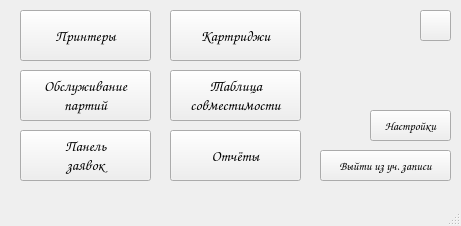
The window that mainwindow.ui (pavel9609/CatridgeHeaven) describes before a commit, drawn with Qt 5.
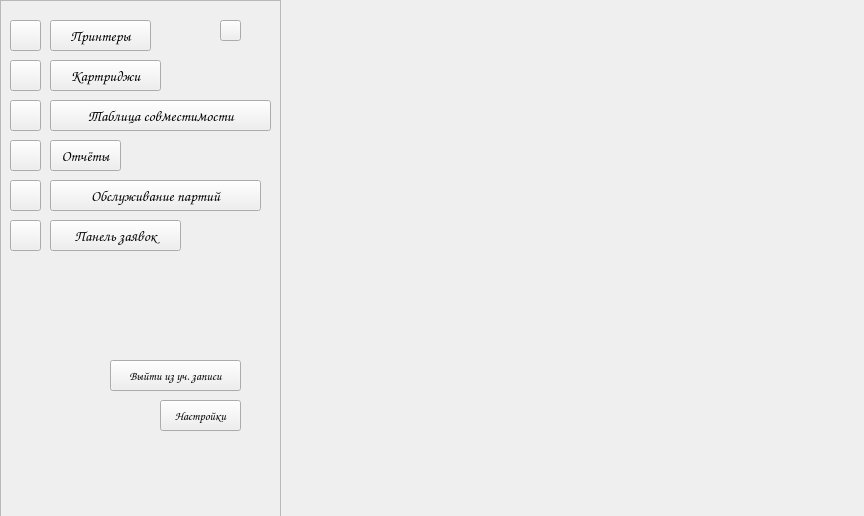
The same window after the commit.

```diff
--- a/mainwindow.ui
+++ b/mainwindow.ui
@@ -6,82 +6,36 @@
    <rect>
     <x>0</x>
     <y>0</y>
-    <width>461</width>
-    <height>226</height>
+    <width>864</width>
+    <height>516</height>
    </rect>
   </property>
   <property name="windowTitle">
    <string>MainWindow</string>
   </property>
   <widget class="QWidget" name="centralwidget">
-   <widget class="QPushButton" name="setting">
+   <widget class="QFrame" name="frame">
     <property name="geometry">
      <rect>
-      <x>370</x>
-      <y>110</y>
-      <width>81</width>
-      <height>31</height>
+      <x>0</x>
+      <y>0</y>
+      <width>281</width>
+      <height>521</height>
      </rect>
     </property>
-    <property name="font">
-     <font>
-      <family>Comic Sans MS</family>
-      <pointsize>9</pointsize>
-      <italic>true</italic>
-     </font>
+    <property name="frameShape">
+     <enum>QFrame::StyledPanel</enum>
     </property>
-    <property name="text">
-     <string>Настройки</string>
+    <property name="frameShadow">
+     <enum>QFrame::Raised</enum>
     </property>
-   </widget>
-   <widget class="QPushButton" name="signOut">
-    <property name="geometry">
-     <rect>
-      <x>320</x>
-      <y>150</y>
-      <width>131</width>
-      <height>31</height>
-     </rect>
-    </property>
-    <property name="font">
-     <font>
-      <family>Comic Sans MS</family>
-      <pointsize>9</pointsize>
-      <italic>true</italic>
-     </font>
-    </property>
-    <property name="text">
-     <string>Выйти из уч. записи</string>
-    </property>
-   </widget>
-   <widget class="QPushButton" name="Cartriges">
-    <property name="geometry">
-     <rect>
-      <x>170</x>
-      <y>10</y>
-      <width>131</width>
-      <height>51</height>
-     </rect>
-    </property>
-    <property name="font">
-     <font>
-      <family>Comic Sans MS</family>
-      <pointsize>11</pointsize>
-      <weight>75</weight>
-      <bold>true</bold>
-     </font>
-    </property>
-    <property name="text">
-     <string>Картриджи</string>
-    </property>
-   </widget>
    <widget class="QPushButton" name="Printers">
     <property name="geometry">
      <rect>
-      <x>20</x>
-      <y>10</y>
-      <width>131</width>
-      <height>51</height>
+       <x>50</x>
+       <y>20</y>
+       <width>101</width>
+       <height>31</height>
      </rect>
     </property>
     <property name="font">
@@ -96,13 +50,13 @@
      <string>Принтеры</string>
     </property>
    </widget>
-   <widget class="QPushButton" name="Zayavki">
+    <widget class="QPushButton" name="Cartriges">
     <property name="geometry">
      <rect>
-      <x>20</x>
-      <y>130</y>
-      <width>131</width>
-      <height>51</height>
+       <x>50</x>
+       <y>60</y>
+       <width>111</width>
+       <height>31</height>
      </rect>
     </property>
     <property name="font">
@@ -114,17 +68,37 @@
      </font>
     </property>
     <property name="text">
-     <string>Панель 
-заявок</string>
+      <string>Картриджи</string>
+     </property>
+    </widget>
+    <widget class="QPushButton" name="Table">
+     <property name="geometry">
+      <rect>
+       <x>50</x>
+       <y>100</y>
+       <width>221</width>
+       <height>31</height>
+      </rect>
+     </property>
+     <property name="font">
+      <font>
+       <family>Comic Sans MS</family>
+       <pointsize>11</pointsize>
+       <weight>75</weight>
+       <bold>true</bold>
+      </font>
+     </property>
+     <property name="text">
+      <string>Таблица совместимости</string>
     </property>
    </widget>
    <widget class="QPushButton" name="Reports">
     <property name="geometry">
      <rect>
-      <x>170</x>
-      <y>130</y>
-      <width>131</width>
-      <height>51</height>
+       <x>50</x>
+       <y>140</y>
+       <width>71</width>
+       <height>31</height>
      </rect>
     </property>
     <property name="font">
@@ -142,10 +116,10 @@
    <widget class="QPushButton" name="Partii">
     <property name="geometry">
      <rect>
-      <x>20</x>
-      <y>70</y>
-      <width>131</width>
-      <height>51</height>
+       <x>50</x>
+       <y>180</y>
+       <width>211</width>
+       <height>31</height>
      </rect>
     </property>
     <property name="sizePolicy">
@@ -163,17 +137,16 @@
      </font>
     </property>
     <property name="text">
-     <string>Обслуживание 
-партий</string>
-    </property>
-   </widget>
-   <widget class="QPushButton" name="Table">
+      <string>Обслуживание партий</string>
+     </property>
+    </widget>
+    <widget class="QPushButton" name="Zayavki">
     <property name="geometry">
      <rect>
-      <x>170</x>
-      <y>70</y>
+       <x>50</x>
+       <y>220</y>
       <width>131</width>
-      <height>51</height>
+       <height>31</height>
      </rect>
     </property>
     <property name="font">
@@ -185,35 +158,153 @@
      </font>
     </property>
     <property name="text">
-     <string>Таблица 
-совместимости</string>
+      <string>Панель заявок</string>
+     </property>
+    </widget>
+    <widget class="QPushButton" name="signOut">
+     <property name="geometry">
+      <rect>
+       <x>110</x>
+       <y>360</y>
+       <width>131</width>
+       <height>31</height>
+      </rect>
+     </property>
+     <property name="font">
+      <font>
+       <family>Comic Sans MS</family>
+       <pointsize>9</pointsize>
+       <italic>true</italic>
+      </font>
+     </property>
+     <property name="text">
+      <string>Выйти из уч. записи</string>
+     </property>
+    </widget>
+    <widget class="QPushButton" name="setting">
+     <property name="geometry">
+      <rect>
+       <x>160</x>
+       <y>400</y>
+       <width>81</width>
+       <height>31</height>
+      </rect>
+     </property>
+     <property name="font">
+      <font>
+       <family>Comic Sans MS</family>
+       <pointsize>9</pointsize>
+       <italic>true</italic>
+      </font>
+     </property>
+     <property name="text">
+      <string>Настройки</string>
     </property>
    </widget>
    <widget class="QPushButton" name="exitButton">
     <property name="geometry">
      <rect>
-      <x>420</x>
-      <y>10</y>
-      <width>31</width>
-      <height>31</height>
-     </rect>
-    </property>
-    <property name="text">
-     <string/>
-    </property>
-   </widget>
-  </widget>
-  <widget class="QMenuBar" name="menubar">
-   <property name="geometry">
-    <rect>
-     <x>0</x>
-     <y>0</y>
-     <width>461</width>
+       <x>220</x>
+       <y>20</y>
+       <width>21</width>
      <height>21</height>
     </rect>
    </property>
-  </widget>
-  <widget class="QStatusBar" name="statusbar"/>
+     <property name="text">
+      <string/>
+     </property>
+    </widget>
+    <widget class="QPushButton" name="printPic">
+     <property name="geometry">
+      <rect>
+       <x>10</x>
+       <y>20</y>
+       <width>31</width>
+       <height>31</height>
+      </rect>
+     </property>
+     <property name="text">
+      <string/>
+     </property>
+    </widget>
+    <widget class="QPushButton" name="cartPic">
+     <property name="geometry">
+      <rect>
+       <x>10</x>
+       <y>60</y>
+       <width>31</width>
+       <height>31</height>
+      </rect>
+     </property>
+     <property name="text">
+      <string/>
+     </property>
+    </widget>
+    <widget class="QPushButton" name="tablePic">
+     <property name="geometry">
+      <rect>
+       <x>10</x>
+       <y>100</y>
+       <width>31</width>
+       <height>31</height>
+      </rect>
+     </property>
+     <property name="text">
+      <string/>
+     </property>
+    </widget>
+    <widget class="QPushButton" name="reportPic">
+     <property name="geometry">
+      <rect>
+       <x>10</x>
+       <y>140</y>
+       <width>31</width>
+       <height>31</height>
+      </rect>
+     </property>
+     <property name="text">
+      <string/>
+     </property>
+    </widget>
+    <widget class="QPushButton" name="repairPic">
+     <property name="geometry">
+      <rect>
+       <x>10</x>
+       <y>180</y>
+       <width>31</width>
+       <height>31</height>
+      </rect>
+     </property>
+     <property name="text">
+      <string/>
+     </property>
+    </widget>
+    <widget class="QPushButton" name="panelPic">
+     <property name="geometry">
+      <rect>
+       <x>10</x>
+       <y>220</y>
+       <width>31</width>
+       <height>31</height>
+      </rect>
+     </property>
+     <property name="text">
+      <string/>
+     </property>
+    </widget>
+   </widget>
+   <widget class="QWidget" name="verticalLayoutWidget">
+    <property name="geometry">
+     <rect>
+      <x>279</x>
+      <y>-1</y>
+      <width>591</width>
+      <height>521</height>
+     </rect>
+    </property>
+    <layout class="QVBoxLayout" name="verticalLayout"/>
+   </widget>
+  </widget>
  </widget>
  <resources/>
  <connections/>
```
Lines whose indentation alone changed are shown as unchanged.
